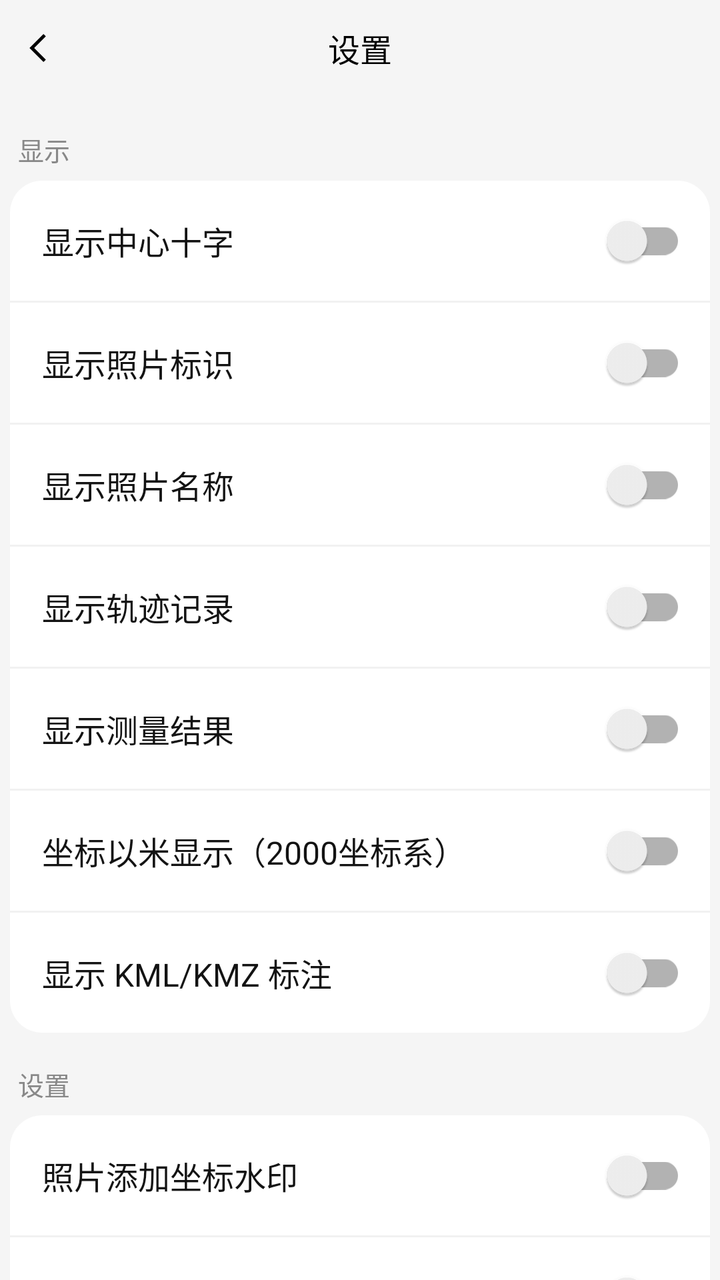
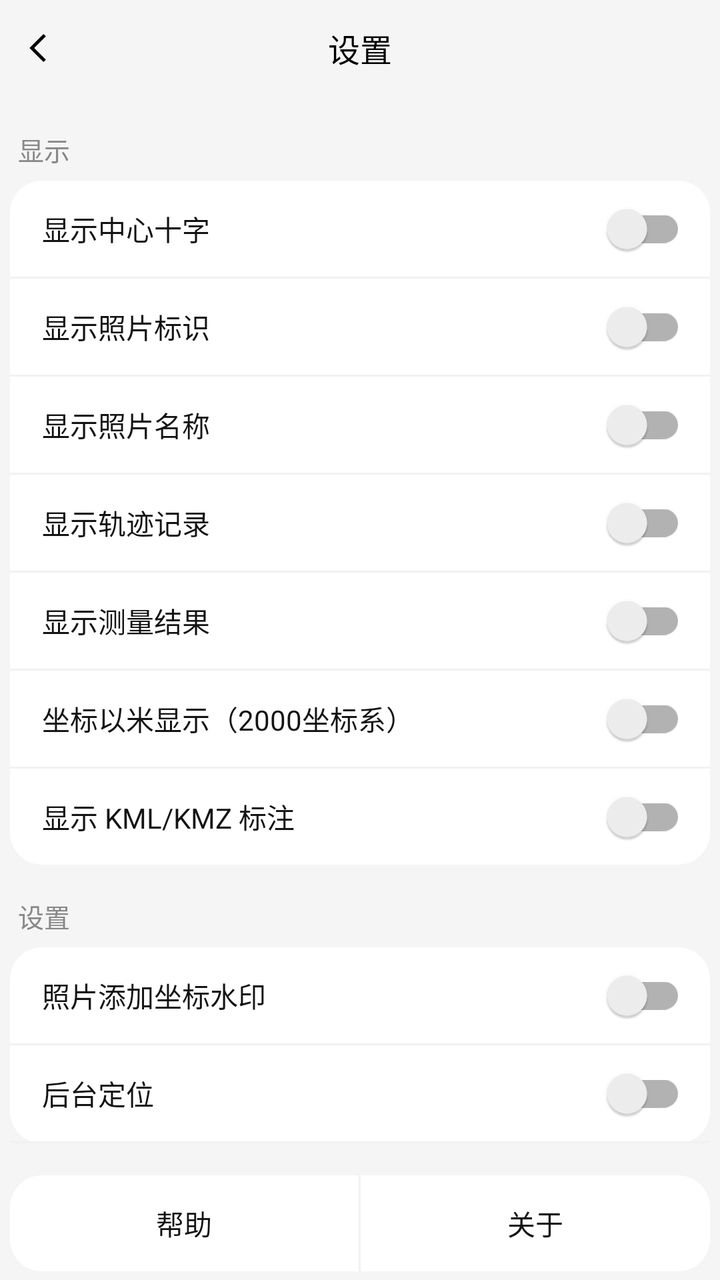

The first picture is an Android layout as it rendered before a commit; the second is the same layout after the commit. The layout source and the unified diff follow.
<!-- AndroidManifest.xml: application theme Theme.MobileMap -->
<!-- res/layout/activity_settings.xml -->
<?xml version="1.0" encoding="utf-8"?>
<LinearLayout xmlns:android="http://schemas.android.com/apk/res/android"
    android:layout_width="match_parent"
    android:layout_height="match_parent"
    android:background="@color/activity_background"
    android:orientation="vertical">

    <RelativeLayout
        android:layout_width="match_parent"
        android:layout_height="48dp"
        android:background="@color/activity_background"
        android:paddingStart="8dp"
        android:paddingEnd="8dp">

        <ImageView
            android:id="@+id/set_iv_back"
            android:layout_width="@dimen/activity_back_image_size"
            android:layout_height="@dimen/activity_back_image_size"
            android:layout_centerVertical="true"
            android:padding="2dp"
            android:src="@drawable/ic_left_arrow_black" />

        <TextView
            android:layout_width="wrap_content"
            android:layout_height="wrap_content"
            android:layout_centerInParent="true"
            android:text="@string/settings_title"
            android:textColor="@color/black"
            android:textSize="@dimen/activity_title_text_size"/>
    </RelativeLayout>


    <ScrollView
        android:layout_width="match_parent"
        android:layout_height="match_parent"
        android:fillViewport="true"
        android:scrollbars="none">

        <LinearLayout
            android:layout_width="match_parent"
            android:layout_height="match_parent"
            android:orientation="vertical"
            android:padding="@dimen/activity_padding_size">


            
            <TextView
                android:layout_width="wrap_content"
                android:layout_height="wrap_content"
                android:layout_marginTop="12dp"
                android:paddingStart="4dp"
                android:text="@string/settings_group_display"
                android:textColor="#888888"
                android:textSize="13sp"/>

            <LinearLayout
                android:layout_width="match_parent"
                android:layout_height="wrap_content"
                android:layout_marginTop="6dp"
                android:background="@drawable/bg_settings_group"
                android:orientation="vertical">

                
                <LinearLayout
                    android:layout_width="match_parent"
                    android:layout_height="60dp"
                    android:gravity="center_vertical"
                    android:orientation="horizontal"
                    android:paddingStart="16dp"
                    android:paddingEnd="12dp">

                    <TextView
                        android:layout_width="0dp"
                        android:layout_height="wrap_content"
                        android:layout_weight="1"
                        android:maxLines="1"
                        android:ellipsize="end"
                        android:text="@string/settings_center_cross"
                        android:textColor="#131313"
                        android:textSize="16sp"/>

                    <androidx.appcompat.widget.SwitchCompat
                        android:id="@+id/set_switch_cross"
                        android:layout_width="wrap_content"
                        android:layout_height="wrap_content"/>
                </LinearLayout>

                <View android:layout_width="match_parent" android:layout_height="1dp" android:background="#F1F1F1" />

                
                <LinearLayout
                    android:layout_width="match_parent"
                    android:layout_height="60dp"
                    android:gravity="center_vertical"
                    android:orientation="horizontal"
                    android:paddingStart="16dp"
                    android:paddingEnd="12dp">

                    <TextView
                        android:layout_width="0dp"
                        android:layout_height="wrap_content"
                        android:layout_weight="1"
                        android:maxLines="1"
                        android:ellipsize="end"
                        android:text="@string/settings_show_media_layer"
                        android:textColor="#131313"
                        android:textSize="16sp"/>

                    <androidx.appcompat.widget.SwitchCompat
                        android:id="@+id/set_switch_media_layer"
                        android:layout_width="wrap_content"
                        android:layout_height="wrap_content"/>
                </LinearLayout>

                <View android:layout_width="match_parent" android:layout_height="1dp" android:background="#F1F1F1" />

                
                <LinearLayout
                    android:layout_width="match_parent"
                    android:layout_height="60dp"
                    android:gravity="center_vertical"
                    android:orientation="horizontal"
                    android:paddingStart="16dp"
                    android:paddingEnd="12dp">

                    <TextView
                        android:layout_width="0dp"
                        android:layout_height="wrap_content"
                        android:layout_weight="1"
                        android:maxLines="1"
                        android:ellipsize="end"
                        android:text="@string/settings_show_photo_name"
                        android:textColor="#131313"
                        android:textSize="16sp"/>

                    <androidx.appcompat.widget.SwitchCompat
                        android:id="@+id/set_switch_photo_name"
                        android:layout_width="wrap_content"
                        android:layout_height="wrap_content"/>
                </LinearLayout>

                <View android:layout_width="match_parent" android:layout_height="1dp" android:background="#F1F1F1" />

                
                <LinearLayout
                    android:layout_width="match_parent"
                    android:layout_height="60dp"
                    android:gravity="center_vertical"
                    android:orientation="horizontal"
                    android:paddingStart="16dp"
                    android:paddingEnd="12dp">

                    <TextView
                        android:layout_width="0dp"
                        android:layout_height="wrap_content"
                        android:layout_weight="1"
                        android:maxLines="1"
                        android:ellipsize="end"
                        android:text="@string/settings_show_track_layer"
                        android:textColor="#131313"
                        android:textSize="16sp"/>

                    <androidx.appcompat.widget.SwitchCompat
                        android:id="@+id/set_switch_track_layer"
                        android:layout_width="wrap_content"
                        android:layout_height="wrap_content"/>
                </LinearLayout>

                <View android:layout_width="match_parent" android:layout_height="1dp" android:background="#F1F1F1" />

                
                <LinearLayout
                    android:layout_width="match_parent"
                    android:layout_height="60dp"
                    android:gravity="center_vertical"
                    android:orientation="horizontal"
                    android:paddingStart="16dp"
                    android:paddingEnd="12dp">

                    <TextView
                        android:layout_width="0dp"
                        android:layout_height="wrap_content"
                        android:layout_weight="1"
                        android:maxLines="1"
                        android:ellipsize="end"
                        android:text="@string/settings_show_measure_layer"
                        android:textColor="#131313"
                        android:textSize="16sp"/>

                    <androidx.appcompat.widget.SwitchCompat
                        android:id="@+id/set_switch_measure_layer"
                        android:layout_width="wrap_content"
                        android:layout_height="wrap_content"/>
                </LinearLayout>

                <View android:layout_width="match_parent" android:layout_height="1dp" android:background="#F1F1F1" />

                
                <LinearLayout
                    android:layout_width="match_parent"
                    android:layout_height="60dp"
                    android:gravity="center_vertical"
                    android:orientation="horizontal"
                    android:paddingStart="16dp"
                    android:paddingEnd="12dp">

                    <TextView
                        android:layout_width="0dp"
                        android:layout_height="wrap_content"
                        android:layout_weight="1"
                        android:maxLines="1"
                        android:ellipsize="end"
                        android:text="@string/settings_coord_display_meter"
                        android:textColor="#131313"
                        android:textSize="16sp"/>

                    <androidx.appcompat.widget.SwitchCompat
                        android:id="@+id/set_switch_coord_meter"
                        android:layout_width="wrap_content"
                        android:layout_height="wrap_content"/>
                </LinearLayout>

                <View android:layout_width="match_parent" android:layout_height="1dp" android:background="#F1F1F1" />

                
                <LinearLayout
                    android:layout_width="match_parent"
                    android:layout_height="60dp"
                    android:gravity="center_vertical"
                    android:orientation="horizontal"
                    android:paddingStart="16dp"
                    android:paddingEnd="12dp">

                    <TextView
                        android:layout_width="0dp"
                        android:layout_height="wrap_content"
                        android:layout_weight="1"
                        android:maxLines="1"
                        android:ellipsize="end"
                        android:text="@string/settings_kml_label"
                        android:textColor="#131313"
                        android:textSize="16sp"/>

                    <androidx.appcompat.widget.SwitchCompat
                        android:id="@+id/set_switch_kml_label"
                        android:layout_width="wrap_content"
                        android:layout_height="wrap_content"/>
                </LinearLayout>

            </LinearLayout>

            
            <TextView
                android:layout_width="wrap_content"
                android:layout_height="wrap_content"
                android:layout_marginTop="16dp"
                android:paddingStart="4dp"
                android:text="@string/settings_group_options"
                android:textColor="#888888"
                android:textSize="13sp"/>

            <LinearLayout
                android:layout_width="match_parent"
                android:layout_height="wrap_content"
                android:layout_marginTop="6dp"
                android:background="@drawable/bg_settings_group"
                android:orientation="vertical">

                
                <LinearLayout
                    android:layout_width="match_parent"
                    android:layout_height="60dp"
                    android:gravity="center_vertical"
                    android:orientation="horizontal"
                    android:paddingStart="16dp"
                    android:paddingEnd="12dp">

                    <TextView
                        android:layout_width="0dp"
                        android:layout_height="wrap_content"
                        android:layout_weight="1"
                        android:maxLines="1"
                        android:ellipsize="end"
                        android:text="@string/settings_photo_coordinate_watermark"
                        android:textColor="#131313"
                        android:textSize="16sp"/>

                    <androidx.appcompat.widget.SwitchCompat
                        android:id="@+id/set_switch_photo_watermark"
                        android:layout_width="wrap_content"
                        android:layout_height="wrap_content"/>
                </LinearLayout>

                <View android:layout_width="match_parent" android:layout_height="1dp" android:background="#F1F1F1" />

                
                <LinearLayout
                    android:layout_width="match_parent"
                    android:layout_height="60dp"
                    android:gravity="center_vertical"
                    android:orientation="horizontal"
                    android:paddingStart="16dp"
                    android:paddingEnd="12dp">

                    <TextView
                        android:layout_width="0dp"
                        android:layout_height="wrap_content"
                        android:layout_weight="1"
                        android:maxLines="1"
                        android:ellipsize="end"
                        android:text="@string/settings_background_location"
                        android:textColor="#131313"
                        android:textSize="16sp"/>

                    <androidx.appcompat.widget.SwitchCompat
                        android:id="@+id/set_switch_background_location"
                        android:layout_width="wrap_content"
                        android:layout_height="wrap_content"/>
                </LinearLayout>

                <View android:layout_width="match_parent" android:layout_height="1dp" android:background="#F1F1F1"/>

                
                <LinearLayout
                    android:layout_width="match_parent"
                    android:layout_height="60dp"
                    android:gravity="center_vertical"
                    android:orientation="horizontal"
                    android:paddingStart="16dp"
                    android:paddingEnd="12dp"
                    android:visibility="gone">

                    <TextView
                        android:layout_width="0dp"
                        android:layout_height="wrap_content"
                        android:layout_weight="1"
                        android:maxLines="1"
                        android:ellipsize="end"
                        android:text="@string/settings_shp_use_gdal"
                        android:textColor="#131313"
                        android:textSize="16sp"
                        />

                    <androidx.appcompat.widget.SwitchCompat
                        android:id="@+id/set_switch_shp_gdal"
                        android:layout_width="wrap_content"
                        android:layout_height="wrap_content"/>
                </LinearLayout>

            </LinearLayout>

            
            <View
                android:layout_width="match_parent"
                android:layout_height="0dp"
                android:layout_weight="1"/>

            
            <LinearLayout
                android:layout_width="match_parent"
                android:layout_height="wrap_content"
                android:layout_marginTop="16dp"
                android:background="@drawable/bg_settings_group"
                android:orientation="horizontal">

                
                <RelativeLayout
                    android:id="@+id/set_row_help"
                    android:layout_width="0dp"
                    android:layout_height="48dp"
                    android:layout_weight="1">

                    <TextView
                        android:layout_width="wrap_content"
                        android:layout_height="wrap_content"
                        android:layout_centerInParent="true"
                        android:text="@string/settings_help"
                        android:textColor="#131313"
                        android:textSize="16sp"/>

                </RelativeLayout>

                <View android:layout_width="1dp" android:layout_height="match_parent" android:background="#F1F1F1"/>

                <RelativeLayout
                    android:id="@+id/set_row_about"
                    android:layout_width="0dp"
                    android:layout_height="48dp"
                    android:layout_weight="1">

                    <TextView
                        android:layout_width="wrap_content"
                        android:layout_height="wrap_content"
                        android:layout_centerInParent="true"
                        android:text="@string/settings_personal_info_list"
                        android:textColor="#131313"
                        android:textSize="16sp"/>

                </RelativeLayout>
            </LinearLayout>
        </LinearLayout>
    </ScrollView>

</LinearLayout>
<!-- resources referenced by this layout -->
<resources>
  <color name="activity_background">#F5F5F5</color>
  <color name="black">#FF000000</color>
  <dimen name="activity_back_image_size">24dp</dimen>
  <dimen name="activity_padding_size">5dp</dimen>
  <dimen name="activity_title_text_size">16sp</dimen>
  <!-- drawable bg_settings_group (drawable) -->
  <?xml version="1.0" encoding="utf-8"?>
  <shape xmlns:android="http://schemas.android.com/apk/res/android" android:shape="rectangle">
      <solid android:color="#FFFFFF" />
      <corners android:radius="16dp" />
  </shape>
  <!-- drawable ic_left_arrow_black (drawable) -->
  <?xml version="1.0" encoding="utf-8"?>
  <vector xmlns:android="http://schemas.android.com/apk/res/android"
      android:width="24dp"
      android:height="24dp"
      android:viewportWidth="24"
      android:viewportHeight="24">
      <path
          android:fillColor="#000000"
          android:pathData="M15.5,5L8.5,12L15.5,19L14.1,20.4L5.7,12L14.1,3.6Z" />
  </vector>
  <string name="settings_background_location">后台定位</string>
  <string name="settings_center_cross">显示中心十字</string>
  <string name="settings_coord_display_meter">坐标以米显示（2000坐标系）</string>
  <string name="settings_group_display">显示</string>
  <string name="settings_group_options">设置</string>
  <string name="settings_help">帮助</string>
  <string name="settings_kml_label">显示 KML/KMZ 标注</string>
  <string name="settings_personal_info_list">关于</string>
  <string name="settings_photo_coordinate_watermark">照片添加坐标水印</string>
  <string name="settings_show_measure_layer">显示测量结果</string>
  <string name="settings_show_media_layer">显示照片标识</string>
  <string name="settings_show_photo_name">显示照片名称</string>
  <string name="settings_show_track_layer">显示轨迹记录</string>
  <string name="settings_shp_use_gdal">shp 使用 GDAL 读取（关闭则走 WorldWind 原生）</string>
  <string name="settings_title">设置</string>
  <style name="Theme.MobileMap" parent="Theme.MaterialComponents.DayNight.DarkActionBar">
          
          <item name="colorPrimary">@color/purple_500</item>
          <item name="colorPrimaryVariant">@color/purple_700</item>
          <item name="colorOnPrimary">@color/white</item>
          
          <item name="colorSecondary">@color/teal_200</item>
          <item name="colorSecondaryVariant">@color/teal_700</item>
          <item name="colorOnSecondary">@color/black</item>
          
          <item name="android:statusBarColor">?attr/colorPrimaryVariant</item>
          
      </style>
  <color name="purple_500">#FF6200EE</color>
  <color name="purple_700">#FF3700B3</color>
  <color name="white">#FFFFFFFF</color>
  <color name="teal_200">#FF03DAC5</color>
  <color name="teal_700">#FF018786</color>
</resources>

<!-- the commit's change to res/layout/activity_settings.xml (unified diff, before → after) -->
@@ -63,7 +63,7 @@
                 
                 <LinearLayout
                     android:layout_width="match_parent"
-                    android:layout_height="60dp"
+                    android:layout_height="48dp"
                     android:gravity="center_vertical"
                     android:orientation="horizontal"
                     android:paddingStart="16dp"
@@ -77,7 +77,7 @@
                         android:ellipsize="end"
                         android:text="@string/settings_center_cross"
                         android:textColor="#131313"
-                        android:textSize="16sp"/>
+                        android:textSize="@dimen/activity_item_text_size"/>
 
                     <androidx.appcompat.widget.SwitchCompat
                         android:id="@+id/set_switch_cross"
@@ -90,7 +90,7 @@
                 
                 <LinearLayout
                     android:layout_width="match_parent"
-                    android:layout_height="60dp"
+                    android:layout_height="48dp"
                     android:gravity="center_vertical"
                     android:orientation="horizontal"
                     android:paddingStart="16dp"
@@ -104,7 +104,7 @@
                         android:ellipsize="end"
                         android:text="@string/settings_show_media_layer"
                         android:textColor="#131313"
-                        android:textSize="16sp"/>
+                        android:textSize="@dimen/activity_item_text_size"/>
 
                     <androidx.appcompat.widget.SwitchCompat
                         android:id="@+id/set_switch_media_layer"
@@ -117,7 +117,7 @@
                 
                 <LinearLayout
                     android:layout_width="match_parent"
-                    android:layout_height="60dp"
+                    android:layout_height="48dp"
                     android:gravity="center_vertical"
                     android:orientation="horizontal"
                     android:paddingStart="16dp"
@@ -131,7 +131,7 @@
                         android:ellipsize="end"
                         android:text="@string/settings_show_photo_name"
                         android:textColor="#131313"
-                        android:textSize="16sp"/>
+                        android:textSize="@dimen/activity_item_text_size"/>
 
                     <androidx.appcompat.widget.SwitchCompat
                         android:id="@+id/set_switch_photo_name"
@@ -144,7 +144,7 @@
                 
                 <LinearLayout
                     android:layout_width="match_parent"
-                    android:layout_height="60dp"
+                    android:layout_height="48dp"
                     android:gravity="center_vertical"
                     android:orientation="horizontal"
                     android:paddingStart="16dp"
@@ -158,7 +158,7 @@
                         android:ellipsize="end"
                         android:text="@string/settings_show_track_layer"
                         android:textColor="#131313"
-                        android:textSize="16sp"/>
+                        android:textSize="@dimen/activity_item_text_size"/>
 
                     <androidx.appcompat.widget.SwitchCompat
                         android:id="@+id/set_switch_track_layer"
@@ -171,7 +171,7 @@
                 
                 <LinearLayout
                     android:layout_width="match_parent"
-                    android:layout_height="60dp"
+                    android:layout_height="48dp"
                     android:gravity="center_vertical"
                     android:orientation="horizontal"
                     android:paddingStart="16dp"
@@ -185,7 +185,7 @@
                         android:ellipsize="end"
                         android:text="@string/settings_show_measure_layer"
                         android:textColor="#131313"
-                        android:textSize="16sp"/>
+                        android:textSize="@dimen/activity_item_text_size"/>
 
                     <androidx.appcompat.widget.SwitchCompat
                         android:id="@+id/set_switch_measure_layer"
@@ -198,7 +198,7 @@
                 
                 <LinearLayout
                     android:layout_width="match_parent"
-                    android:layout_height="60dp"
+                    android:layout_height="48dp"
                     android:gravity="center_vertical"
                     android:orientation="horizontal"
                     android:paddingStart="16dp"
@@ -212,7 +212,7 @@
                         android:ellipsize="end"
                         android:text="@string/settings_coord_display_meter"
                         android:textColor="#131313"
-                        android:textSize="16sp"/>
+                        android:textSize="@dimen/activity_item_text_size"/>
 
                     <androidx.appcompat.widget.SwitchCompat
                         android:id="@+id/set_switch_coord_meter"
@@ -225,7 +225,7 @@
                 
                 <LinearLayout
                     android:layout_width="match_parent"
-                    android:layout_height="60dp"
+                    android:layout_height="48dp"
                     android:gravity="center_vertical"
                     android:orientation="horizontal"
                     android:paddingStart="16dp"
@@ -239,7 +239,7 @@
                         android:ellipsize="end"
                         android:text="@string/settings_kml_label"
                         android:textColor="#131313"
-                        android:textSize="16sp"/>
+                        android:textSize="@dimen/activity_item_text_size"/>
 
                     <androidx.appcompat.widget.SwitchCompat
                         android:id="@+id/set_switch_kml_label"
@@ -269,7 +269,7 @@
                 
                 <LinearLayout
                     android:layout_width="match_parent"
-                    android:layout_height="60dp"
+                    android:layout_height="48dp"
                     android:gravity="center_vertical"
                     android:orientation="horizontal"
                     android:paddingStart="16dp"
@@ -283,7 +283,7 @@
                         android:ellipsize="end"
                         android:text="@string/settings_photo_coordinate_watermark"
                         android:textColor="#131313"
-                        android:textSize="16sp"/>
+                        android:textSize="@dimen/activity_item_text_size"/>
 
                     <androidx.appcompat.widget.SwitchCompat
                         android:id="@+id/set_switch_photo_watermark"
@@ -296,7 +296,7 @@
                 
                 <LinearLayout
                     android:layout_width="match_parent"
-                    android:layout_height="60dp"
+                    android:layout_height="48dp"
                     android:gravity="center_vertical"
                     android:orientation="horizontal"
                     android:paddingStart="16dp"
@@ -310,7 +310,7 @@
                         android:ellipsize="end"
                         android:text="@string/settings_background_location"
                         android:textColor="#131313"
-                        android:textSize="16sp"/>
+                        android:textSize="@dimen/activity_item_text_size"/>
 
                     <androidx.appcompat.widget.SwitchCompat
                         android:id="@+id/set_switch_background_location"
@@ -323,7 +323,7 @@
                 
                 <LinearLayout
                     android:layout_width="match_parent"
-                    android:layout_height="60dp"
+                    android:layout_height="48dp"
                     android:gravity="center_vertical"
                     android:orientation="horizontal"
                     android:paddingStart="16dp"
@@ -338,7 +338,7 @@
                         android:ellipsize="end"
                         android:text="@string/settings_shp_use_gdal"
                         android:textColor="#131313"
-                        android:textSize="16sp"
+                        android:textSize="@dimen/activity_item_text_size"
                         />
 
                     <androidx.appcompat.widget.SwitchCompat
@@ -376,7 +376,7 @@
                         android:layout_centerInParent="true"
                         android:text="@string/settings_help"
                         android:textColor="#131313"
-                        android:textSize="16sp"/>
+                        android:textSize="@dimen/activity_item_text_size"/>
 
                 </RelativeLayout>
 
@@ -394,7 +394,7 @@
                         android:layout_centerInParent="true"
                         android:text="@string/settings_personal_info_list"
                         android:textColor="#131313"
-                        android:textSize="16sp"/>
+                        android:textSize="@dimen/activity_item_text_size"/>
 
                 </RelativeLayout>
             </LinearLayout>
<!-- resource entries referenced after the edit -->
@@ -3,6 +3,7 @@
   <color name="activity_background">#F5F5F5</color>
   <color name="black">#FF000000</color>
   <dimen name="activity_back_image_size">24dp</dimen>
+  <dimen name="activity_item_text_size">14sp</dimen>
   <dimen name="activity_padding_size">5dp</dimen>
   <dimen name="activity_title_text_size">16sp</dimen>
   <!-- drawable bg_settings_group (drawable) -->
